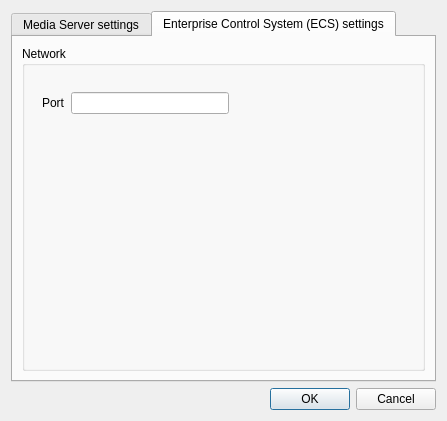
Above: traytool/src/settings.ui from networkoptix/nx_open before the change. Below: the same form after it.
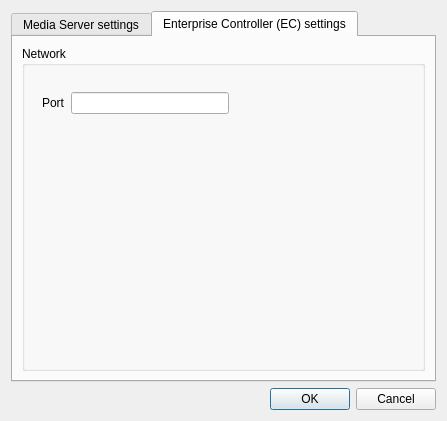
That is the form after the change. The open tabs and pages were chosen to show the change.

Commit message:
1) About dialog changed
2) Ligin dialog - indends adjusted
3) traytool renamings

<==== Mercurial data ====>
Branch: master

Diff of the .ui file:
```diff
--- a/traytool/src/settings.ui
+++ b/traytool/src/settings.ui
@@ -186,7 +186,7 @@
      </widget>
      <widget class="QWidget" name="tabAppServer">
       <attribute name="title">
-       <string>Enterprise Control System (ECS) settings</string>
+       <string>Enterprise Controller (EC) settings</string>
       </attribute>
       <layout class="QVBoxLayout" name="verticalLayout_3">
        <item>
```
Left out of the diff: 2 changed lines with no effect on the pictures. The commit also changes 2 other files.
